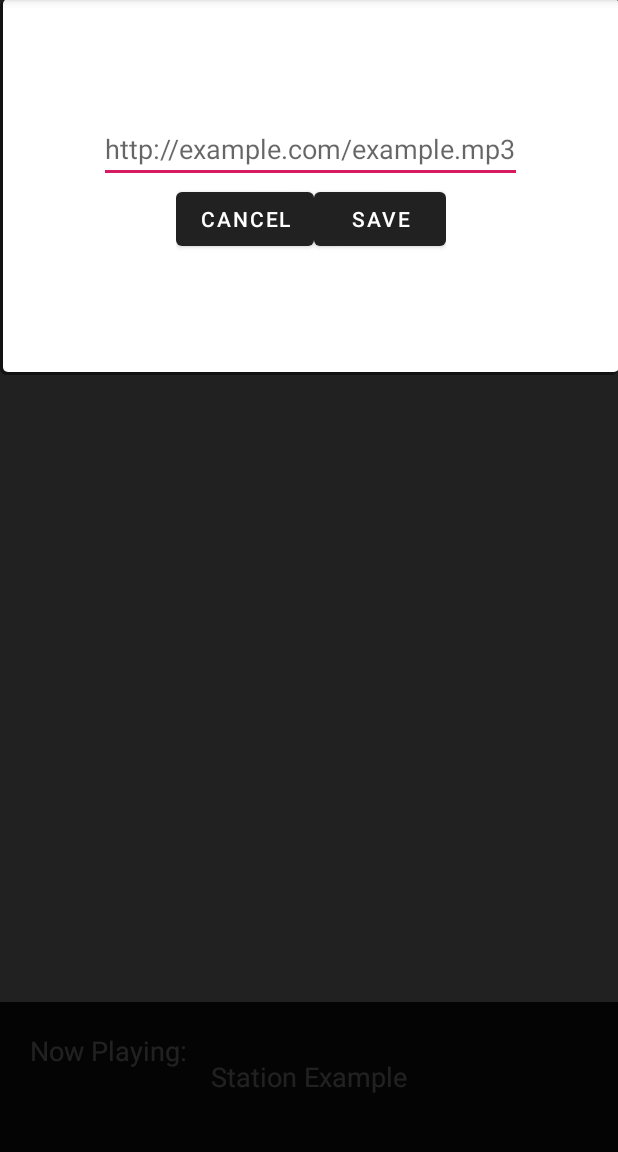
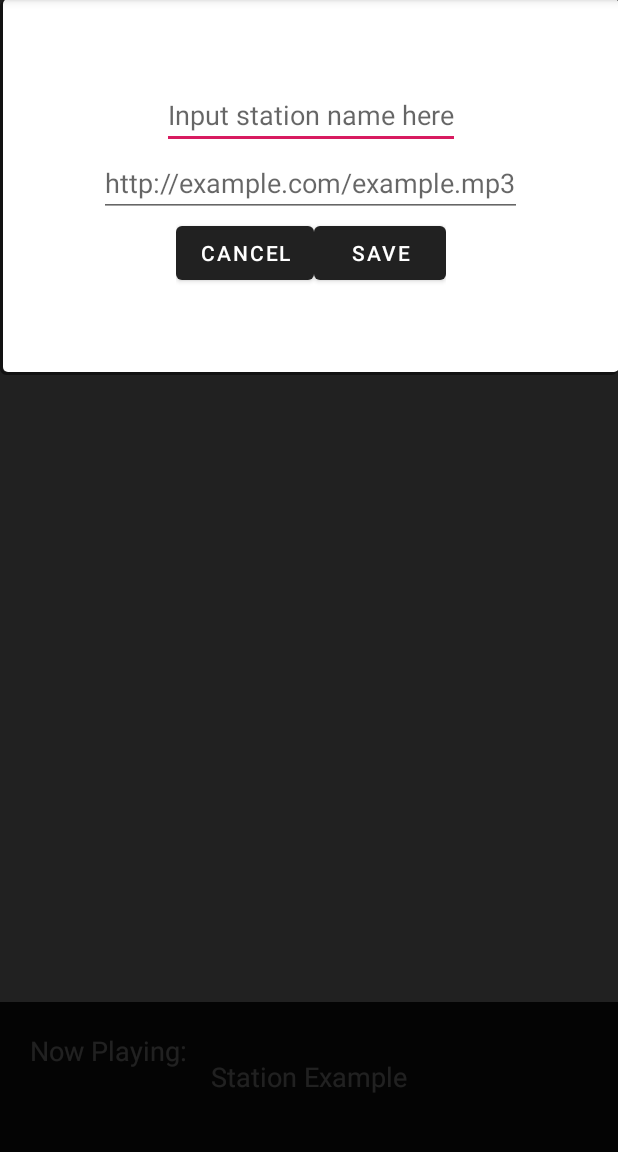
Before and after one commit to hwb15/uRadioApplication, an Android app: the addStationActivity screen opened directly, with no data from a screen before it, on a phone screen of 412 x 824 dp, the part 84-1236 px from its top. Run offline under Robolectric (Android 15) with nearby library versions, the phone set to English and light mode, and no system bars.

Commit message:
Added the following - 12/03/2020:
☑️ Created a new class - radio_station which holds a constructor for the radio station objects to fill the arraylist, populated by user input in the 'add_station_main' view.
☑️ Added in gson support to save down the station array list when the app is ever paused or 'quit'

```diff
--- a/app/build.gradle
+++ b/app/build.gradle
@@ -37,4 +37,7 @@ dependencies {
     //Exoplayer implementation
     implementation 'com.google.android.exoplayer:exoplayer:2.8.4'
 
+    //gson
+    implementation 'com.google.code.gson:gson:2.8.6'
+
 }
--- a/app/src/main/java/com/example/uradio/addStationActivity.java
+++ b/app/src/main/java/com/example/uradio/addStationActivity.java
@@ -13,6 +13,7 @@ import androidx.appcompat.app.AppCompatActivity;
 public class addStationActivity extends AppCompatActivity {
 
     String stationurl;
+    String stationname;
 
     @Override
     public void onCreate(Bundle savedInstanceState) {
@@ -26,6 +27,7 @@ public class addStationActivity extends AppCompatActivity {
 
         // initializing variable;
         stationurl = "default";
+        stationname = "default";
 
         // Save button actions
 
@@ -35,6 +37,7 @@ public class addStationActivity extends AppCompatActivity {
         Button cancelInput_btn = (Button) findViewById(R.id.cancelstation_button);
 
         final EditText user_station_input = (EditText) findViewById(R.id.radiostation_userinput);
+        final EditText user_stationname_input = (EditText) findViewById(R.id.radiostationname_userinput);
 
         // Save down the station and return to the main activity -
         // passing the station url that the user inputted
@@ -46,9 +49,11 @@ public class addStationActivity extends AppCompatActivity {
                     public void onClick(View v) {
                         // Saving the http to string to be passed to main activity
                         MainActivity.new_station = true;
+                        stationname = user_stationname_input.getText().toString();
                         stationurl = user_station_input.getText().toString();
                         Intent passStation = new Intent(addStationActivity.this, MainActivity.class);
                         passStation.putExtra("stationurl", stationurl);
+                        passStation.putExtra("stationname", stationname);
                         startActivity(passStation);
                     }
                 }
--- a/app/src/main/res/layout/activity_main.xml
+++ b/app/src/main/res/layout/activity_main.xml
@@ -46,8 +46,7 @@
                     android:background="@null"
                     android:backgroundTint="@android:color/transparent"
                     android:src="@drawable/settings"
-                    android:tint="@color/colorOnPrimary"
-                    android:visibility="invisible" />
+                    android:tint="@color/colorOnPrimary" />
             </RelativeLayout>
         </androidx.appcompat.widget.Toolbar>
 
--- a/app/src/main/res/layout/add_station_main.xml
+++ b/app/src/main/res/layout/add_station_main.xml
@@ -30,6 +30,13 @@
         android:gravity="center"
         android:orientation="vertical">
 
+
+        <EditText
+            android:id="@+id/radiostationname_userinput"
+            android:layout_width="wrap_content"
+            android:layout_height="wrap_content"
+            android:hint="Input station name here"
+            android:inputType="text" />
 
         <EditText
             android:id="@+id/radiostation_userinput"
```
Also changed, not shown: app/src/main/java/com/example/uradio/MainActivity.java (+50 -6 lines), app/src/main/java/com/example/uradio/radio_station.java (added, +28 -0 lines).
